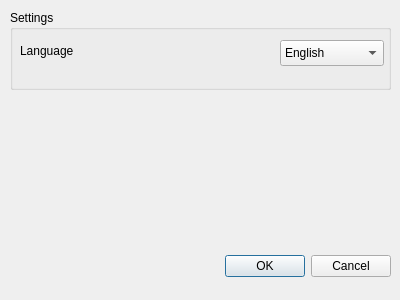
Above: Resources/ui/Settings.ui from C4NU/Paddie before the change. Below: the same form after it.
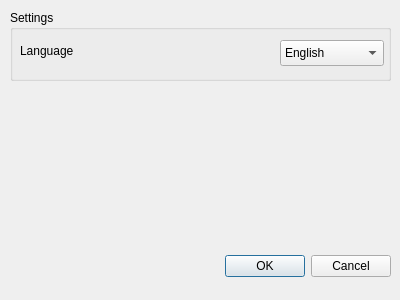
That is the form after the change.

What changed in the file:
```diff
--- a/Resources/ui/Settings.ui
+++ b/Resources/ui/Settings.ui
@@ -35,7 +35,7 @@
      <x>10</x>
      <y>10</y>
      <width>381</width>
-     <height>80</height>
+     <height>71</height>
     </rect>
    </property>
    <property name="title">
```
Left out of the diff: 2 changed lines with no effect on the pictures.
